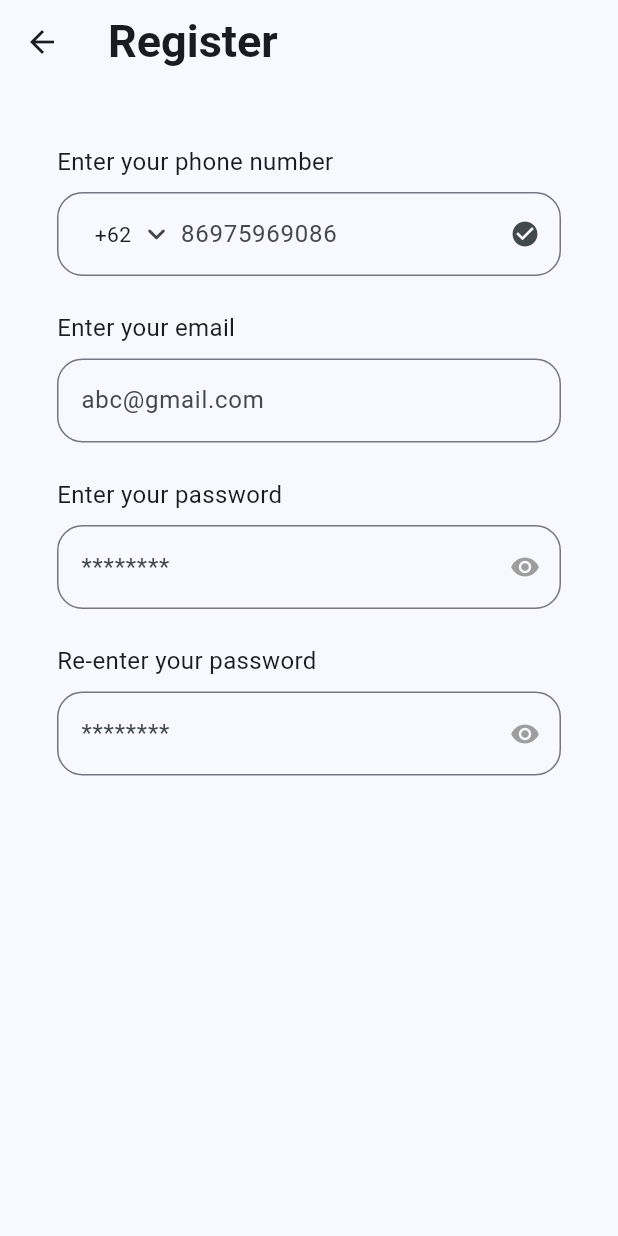
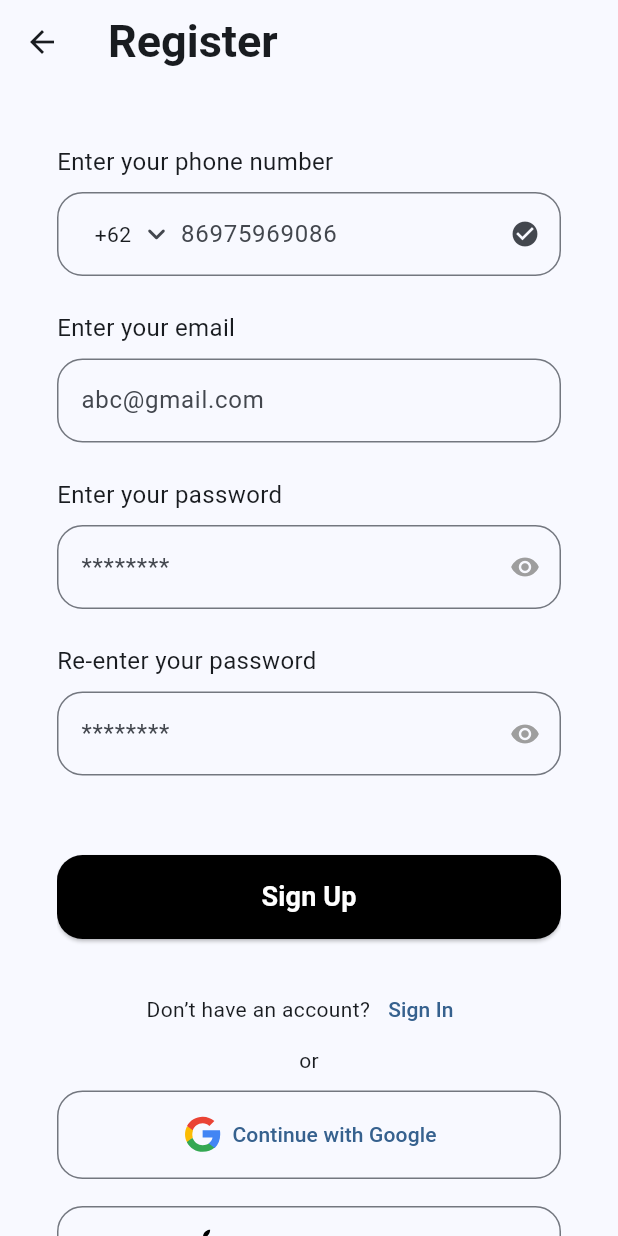
Before and after one commit to haidar-miqdad/auth_page, a Flutter app: the screen it shows after launch, after a tap on "Sign Up", on a phone screen of 412 x 824 dp. Run offline on Flutter 3.47's test engine with Material 3 defaults, Android fonts, the phone set to English and light mode, and no system bars; our stand-ins replace flutter_svg, google_fonts.

Commit message:
feat: custom field

```diff
--- a/lib/pages/forgot_password_page.dart
+++ b/lib/pages/forgot_password_page.dart
@@ -1,4 +1,5 @@
 import 'package:authtentication_flutter/pages/verify_page.dart';
+import 'package:authtentication_flutter/widget/button_custom.dart';
 import 'package:flutter/material.dart';
 import 'package:flutter/services.dart';
 import 'package:flutter_svg/svg.dart';
@@ -95,9 +96,8 @@ class ForgotPasswordPage extends StatelessWidget {
               const SizedBox(
                 height: 23,
               ),
-              SizedBox(
-                width: double.infinity,
-                child: ElevatedButton(
+              ButtonCustom(
+                title: 'Get OTP',
                 onPressed: () {
                   Navigator.push(
                     context,
@@ -106,20 +106,7 @@ class ForgotPasswordPage extends StatelessWidget {
                     ),
                   );
                 },
-                  style: ElevatedButton.styleFrom(
-                    backgroundColor: Colors.black,
-                    foregroundColor: Colors.white,
-                    padding: const EdgeInsets.symmetric(vertical: 15),
-                    shape: RoundedRectangleBorder(
-                      borderRadius: BorderRadius.circular(17),
-                    ),
-                  ),
-                  child: const Text(
-                    'Get OTP',
-                    style: TextStyle(fontSize: 18, fontWeight: FontWeight.bold),
-                  ),
-                ),
-              ),
+              )
             ],
           ),
         ),
--- a/lib/pages/login_page.dart
+++ b/lib/pages/login_page.dart
@@ -1,10 +1,12 @@
 import 'package:authtentication_flutter/pages/forgot_password_page.dart';
 import 'package:authtentication_flutter/pages/register_page.dart';
+import 'package:flutter/cupertino.dart';
 import 'package:flutter/material.dart';
 import 'package:flutter/services.dart';
 import 'package:flutter_svg/svg.dart';
 
 import '../icons/icons.dart';
+import '../widget/button_custom.dart';
 
 class LoginPage extends StatefulWidget {
   const LoginPage({super.key});
@@ -121,23 +123,9 @@ class _LoginPageState extends State<LoginPage> {
                 ),
               ),
             ),
-            SizedBox(
-              width: double.infinity,
-              child: ElevatedButton(
-                onPressed: () {},
-                style: ElevatedButton.styleFrom(
-                  backgroundColor: Colors.black,
-                  foregroundColor: Colors.white,
-                  padding: const EdgeInsets.symmetric(vertical: 15),
-                  shape: RoundedRectangleBorder(
-                    borderRadius: BorderRadius.circular(17),
-                  ),
-                ),
-                child: const Text(
-                  'Login',
-                  style: TextStyle(fontSize: 18, fontWeight: FontWeight.bold),
-                ),
-              ),
+            ButtonCustom(
+              title: 'Login',
+              onPressed: () {},
             ),
             const SizedBox(
               height: 13,
--- a/lib/pages/register_page.dart
+++ b/lib/pages/register_page.dart
@@ -1,5 +1,9 @@
+import 'package:authtentication_flutter/widget/button_custom.dart';
 import 'package:flutter/material.dart';
+import 'package:flutter_svg/svg.dart';
 
+import '../icons/icons.dart';
+import '../widget/buttun_ouliined_custom.dart';
 import '../widget/input_custom.dart';
 
 class RegisterPage extends StatefulWidget {
@@ -10,8 +14,9 @@ class RegisterPage extends StatefulWidget {
 }
 
 class _RegisterPageState extends State<RegisterPage> {
+  bool isObscure = false;
 
-  bool isObscure = false;
+  bool isObscure2 = false;
 
   @override
   Widget build(BuildContext context) {
@@ -27,6 +32,7 @@ class _RegisterPageState extends State<RegisterPage> {
       ),
       body: Padding(
         padding: const EdgeInsets.only(top: 40.0, right: 38, left: 38),
+        child: SingleChildScrollView(
           child: Column(
             crossAxisAlignment: CrossAxisAlignment.start,
             children: [
@@ -56,25 +62,72 @@ class _RegisterPageState extends State<RegisterPage> {
                 hintText: 'abc@gmail.com',
               ),
               InputCustom(
-              obscureText: true,
+                obscureText: isObscure,
                 title: 'Enter your password',
                 hintText: '********',
                 suffixIcon: IconButton(
-                onPressed: () { },
-                icon: const Icon(Icons.visibility, size: 20, color: Colors.grey,),
-              ),
-            ),
-            InputCustom(
-              obscureText: true,
-              title: 'Re-enter your password',
-              hintText: '********',
-              suffixIcon: const Icon(
-                Icons.visibility,
+                  onPressed: () {
+                    setState(() {
+                      isObscure = !isObscure;
+                    });
+                  },
+                  icon: Icon(
+                    isObscure ? Icons.visibility_off : Icons.visibility,
                     size: 20,
                     color: Colors.grey,
                   ),
                 ),
+              ),
+              InputCustom(
+                obscureText: isObscure2,
+                title: 'Re-enter your password',
+                hintText: '********',
+                suffixIcon: IconButton(
+                  onPressed: () {
+                    setState(() {
+                      isObscure2 = !isObscure2;
+                    });
+                  },
+                  icon: Icon(
+                    isObscure2 ? Icons.visibility_off : Icons.visibility,
+                    size: 20,
+                    color: Colors.grey,
+                  ),
+                ),
+              ),
+              const SizedBox(
+                height: 30,
+              ),
+              ButtonCustom(title: 'Sign Up', onPressed: () {}),
+              const SizedBox(
+                height: 23,
+              ),
+              Row(
+                mainAxisAlignment: MainAxisAlignment.center,
+                children: [
+                  const Text('Don’t have an account?'),
+                  TextButton(
+                    onPressed: () {},
+                    child: const Text('Sign In'),
+                  )
                 ],
+              ),
+              const Align(
+                child: Padding(
+                  padding: EdgeInsets.only(bottom: 10.0),
+                  child: Text('or'),
+                ),
+              ),
+              CustomOutlinedButton(
+                title: 'Continue with Google',
+                svg: SvgPicture.string(google)
+              ),
+              CustomOutlinedButton(
+                  title: 'Continue with Google',
+                  svg: SvgPicture.string(apple)
+              ),
+            ],
+          ),
         ),
       ),
     );
--- a/lib/pages/verify_page.dart
+++ b/lib/pages/verify_page.dart
@@ -1,4 +1,5 @@
 import 'package:authtentication_flutter/icons/icons.dart';
+import 'package:authtentication_flutter/widget/button_custom.dart';
 import 'package:flutter/material.dart';
 import 'package:flutter/services.dart';
 import 'package:flutter_svg/flutter_svg.dart';
@@ -156,22 +157,7 @@ class VerifyPage extends StatelessWidget {
                ],
              ),
               const SizedBox(height: 23,),
-              SizedBox(
-                width: double.infinity,
-                child: ElevatedButton(
-                    onPressed: (){},
-                    style: ElevatedButton.styleFrom(
-                      backgroundColor: Colors.black,
-                      foregroundColor: Colors.white,
-                      shape: RoundedRectangleBorder(borderRadius: BorderRadius.circular(17),),
-                      padding: const EdgeInsets.symmetric(vertical: 12,),
-                    ),
-                    child: const Text('Verify', style: TextStyle(
-                      fontSize: 18,
-                      fontWeight: FontWeight.bold
-                    ),),
-                ),
-              ),
+               ButtonCustom(title: 'Verify', onPressed: (){},),
              const SizedBox(height: 23,),
              const Row(
                mainAxisAlignment: MainAxisAlignment.center,
--- /dev/null
+++ b/lib/widget/button_custom.dart
@@ -0,0 +1,34 @@
+import 'package:flutter/material.dart';
+
+class ButtonCustom extends StatelessWidget {
+  const ButtonCustom({
+    super.key,
+    required this.title,
+    required this.onPressed,
+  });
+
+  final String title;
+  final VoidCallback onPressed;
+
+  @override
+  Widget build(BuildContext context) {
+    return SizedBox(
+      width: double.infinity,
+      child: ElevatedButton(
+        onPressed: onPressed,
+        style: ElevatedButton.styleFrom(
+          backgroundColor: Colors.black,
+          foregroundColor: Colors.white,
+          padding: const EdgeInsets.symmetric(vertical: 15),
+          shape: RoundedRectangleBorder(
+            borderRadius: BorderRadius.circular(17),
+          ),
+        ),
+        child: Text(
+          title,
+          style: const TextStyle(fontSize: 18, fontWeight: FontWeight.bold),
+        ),
+      ),
+    );
+  }
+}
--- /dev/null
+++ b/lib/widget/buttun_ouliined_custom.dart
@@ -0,0 +1,34 @@
+import 'package:flutter/material.dart';
+import 'package:flutter_svg/svg.dart';
+
+import '../icons/icons.dart';
+
+class CustomOutlinedButton extends StatelessWidget {
+  const CustomOutlinedButton({
+    super.key,
+     required this.title,
+    required this.svg,
+  });
+
+  final String title;
+  final Widget svg;
+
+  @override
+  Widget build(BuildContext context) {
+    return Padding(
+      padding: const EdgeInsets.only(bottom: 18.0),
+      child: OutlinedButton(
+        style: OutlinedButton.styleFrom(padding: const EdgeInsets.symmetric(vertical: 15), shape: RoundedRectangleBorder(borderRadius: BorderRadius.circular(17))),
+        onPressed: () {},
+        child: Row(
+          mainAxisAlignment: MainAxisAlignment.center,
+          children: [
+            svg,
+            const SizedBox(width: 5),
+            Text(title),
+          ],
+        ),
+      ),
+    );
+  }
+}
--- a/lib/widget/input_custom.dart
+++ b/lib/widget/input_custom.dart
@@ -1,4 +1,5 @@
 import 'package:flutter/material.dart';
+import 'package:flutter/services.dart';
 
 class InputCustom extends StatelessWidget {
 
@@ -7,6 +8,7 @@ class InputCustom extends StatelessWidget {
   final Widget? prefixIcon;
   final Widget? suffixIcon;
   bool? obscureText;
+  List<TextInputFormatter>? inputFormatters;
 
   InputCustom({super.key,
     required this.title,
@@ -30,6 +32,7 @@ class InputCustom extends StatelessWidget {
           ),),
           const SizedBox(height: 9,),
           TextField(
+            inputFormatters: inputFormatters,
             obscureText: obscureText ?? false,
             decoration: InputDecoration(
               border: OutlineInputBorder(
```
Lines whose indentation alone changed are shown as unchanged.
